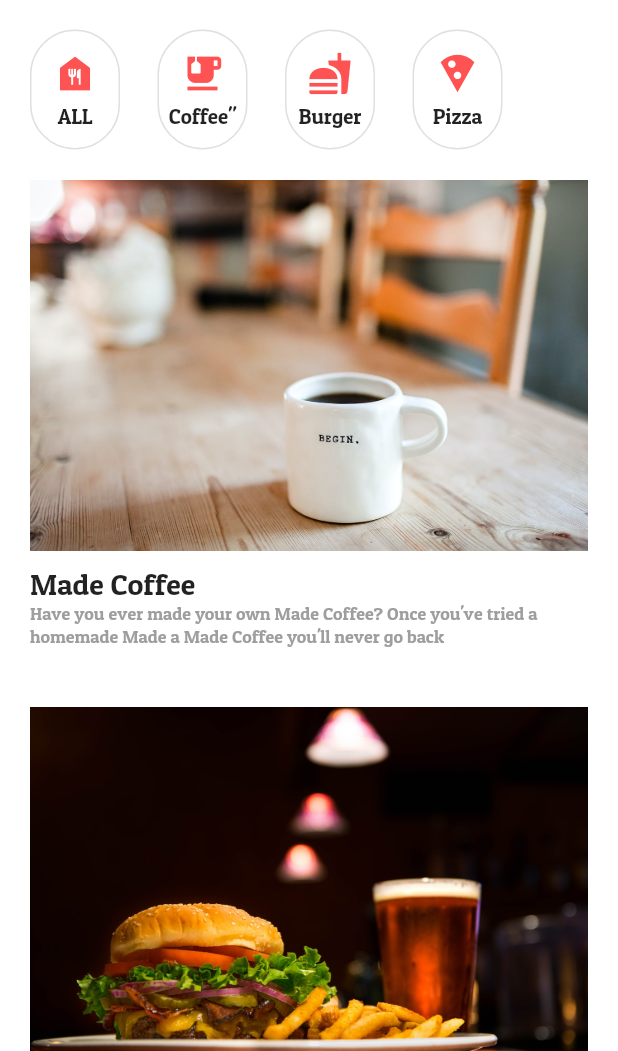
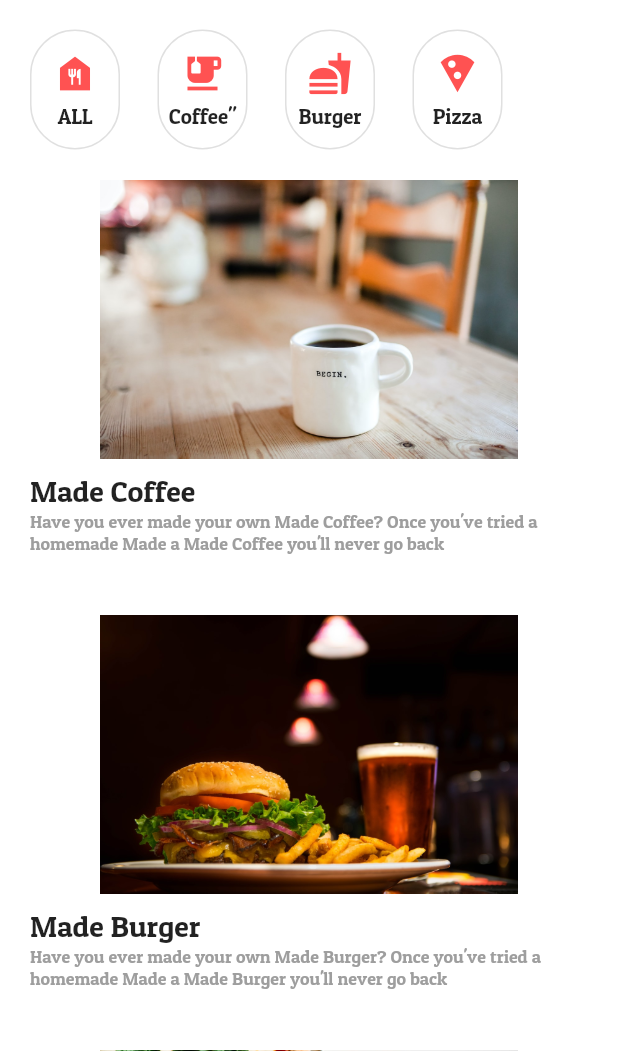
Before and after one commit to codinginpain/flutter_recipe, a Flutter app: the screen it shows after launch, on a phone screen of 412 x 824 dp, the part 185-1236 px from its top. Run offline on Flutter 3.47's test engine with Material 2 defaults, Android fonts, the phone set to English and light mode, and no system bars.

Commit message:
using parameter

```diff
--- a/lib/components/recipe_list_item.dart
+++ b/lib/components/recipe_list_item.dart
@@ -12,7 +12,10 @@ class RecipeListItem extends StatelessWidget {
       child: Column(
         crossAxisAlignment: CrossAxisAlignment.start,
         children: [
-          Image.asset("assets/images/$imageName.jpeg"),
+          AspectRatio(
+            aspectRatio: 2 / 1,
+            child: Image.asset("assets/images/$imageName.jpeg"),
+          ),
           SizedBox(height: 10),
           Text(
             "$title",
```
